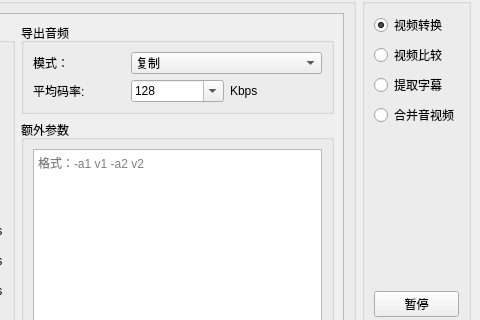
First picture: the form in vca/main_window.ui, repository autodotua/Video-Compression-Assistant, before the edit; both pictures show x 642 to 1122 and y 310 to 630 of the 1122 by 983 pixel window.
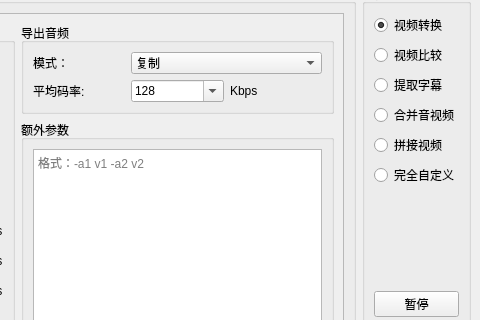
Second picture: the form after the edit.

Commit message: 最后的输出改为记录最后两行；新增拼接视频功能；新增完全自定义功能

The edit to the form file:
```diff
--- a/vca/main_window.ui
+++ b/vca/main_window.ui
@@ -804,6 +804,23 @@
            </property>
           </widget>
          </item>
+         <item>
+          <widget class="QRadioButton" name="rbtn_concat">
+           <property name="text">
+            <string>拼接视频</string>
+           </property>
+          </widget>
+         </item>
+         <item>
+          <widget class="QRadioButton" name="rbtn_custom">
+           <property name="toolTip">
+            <string>&lt;html&gt;&lt;head/&gt;&lt;body&gt;&lt;p&gt;请在左侧“额外参数”输入需要的参数&lt;/p&gt;&lt;p&gt;其他区域的所有设置将全部不起作用&lt;/p&gt;&lt;/body&gt;&lt;/html&gt;</string>
+           </property>
+           <property name="text">
+            <string>完全自定义</string>
+           </property>
+          </widget>
+         </item>
          <item>
           <spacer name="verticalSpacer">
            <property name="orientation">
```
The commit also changes 4 other files.
